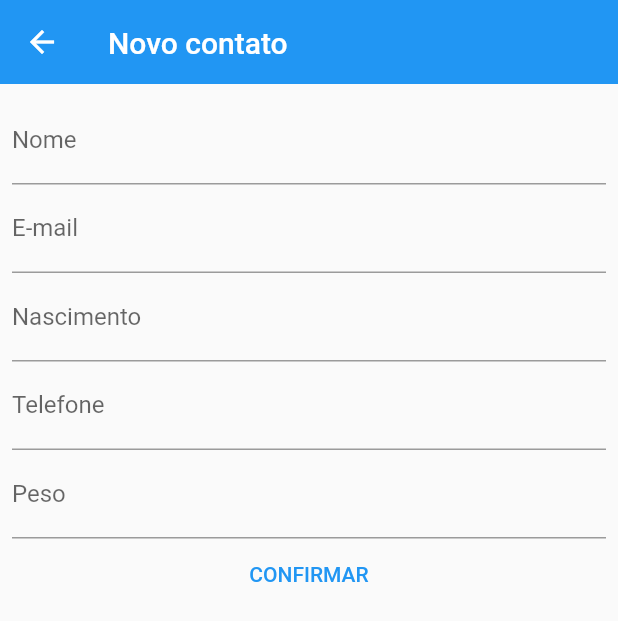
After one commit to mourabs1/neoflutter, a Flutter app: the screen it shows after launch, after a tap on the "add" icon, on a phone screen of 412 x 824 dp. The commit adds this screen. Shown: the top 621 px of the screen. Run offline on Flutter 3.47's test engine with Material 2 defaults, Android fonts, the phone set to English and light mode, and no system bars; our stand-ins replace get_it; network calls fail.

Commit message:
Criado formulário de contato, tela e viewmodel

```diff
--- a/lib/screens/detalhes_contato.screen.dart
+++ b/lib/screens/detalhes_contato.screen.dart
@@ -25,7 +25,7 @@ class _DetalhesContatoState extends State<DetalhesContato> {
         SliverAppBar(
           pinned: true,
           flexibleSpace: const FlexibleSpaceBar(
-            title: Text('Detalhes do Contato'),
+            title: Text('Detalhes do contato'),
           ),
         ),
         SliverToBoxAdapter(
--- /dev/null
+++ b/lib/screens/formulario_contato.dart
@@ -0,0 +1,107 @@
+import 'package:flutter/cupertino.dart';
+import 'package:flutter/material.dart';
+import 'package:neoflutter/screens/formulario_contato.viewmodel.dart';
+
+class ContatoFormulario extends StatefulWidget {
+  @override
+  _ContatoFormularioState createState() => _ContatoFormularioState();
+}
+
+class _ContatoFormularioState extends State<ContatoFormulario> {
+  final FormularioContatoViewModel _viewModel = FormularioContatoViewModel();
+
+  final TextEditingController _controladorNome = TextEditingController();
+  final TextEditingController _controladorEmail = TextEditingController();
+  final TextEditingController _controladorTelefone = TextEditingController();
+  final TextEditingController _controladorNascimento = TextEditingController();
+  final TextEditingController _controladorPeso = TextEditingController();
+
+  DateTime pickedDate;
+
+  @override
+  Widget build(BuildContext context) {
+    return Scaffold(
+      body: CustomScrollView(
+        slivers: <Widget>[
+          SliverAppBar(
+            pinned: true,
+            flexibleSpace: const FlexibleSpaceBar(
+              title: Text('Novo contato'),
+            ),
+            expandedHeight: 50,
+          ),
+          SliverToBoxAdapter(
+            child: Form(
+              child: Padding(
+                padding: const EdgeInsets.all(8.0),
+                child: Column(
+                  children: <Widget>[
+                    TextFormField(
+                      controller: _controladorNome,
+                      decoration: InputDecoration(labelText: 'Nome'),
+                    ),
+                    TextFormField(
+                      controller: _controladorEmail,
+                      decoration: InputDecoration(labelText: 'E-mail'),
+                    ),
+                    TextFormField(
+                      keyboardType: TextInputType.datetime,
+                      controller: _controladorNascimento,
+                      decoration: InputDecoration(labelText: 'Nascimento'),
+                    ),
+                    TextFormField(
+                      keyboardType: TextInputType.number,
+                      controller: _controladorTelefone,
+                      validator: (_controladorTelefone) {
+                        return _viewModel.getTelefone(_controladorTelefone);
+                      },
+                      decoration: InputDecoration(labelText: 'Telefone'),
+                    ),
+                    TextFormField(
+                      keyboardType: TextInputType.number,
+                      controller: _controladorPeso,
+                      decoration: InputDecoration(labelText: 'Peso'),
+                    ),
+                    TextButton(
+                        onPressed: () {
+                          _viewModel.nome = _controladorNome.text;
+                          _viewModel.email = _controladorEmail.text;
+                          _viewModel.telefone = _controladorTelefone.text;
+                          _viewModel.nascimento = DateTime.now();
+                          _viewModel.peso = int.tryParse(_controladorPeso.text);
+                          Navigator.pop(context, _viewModel.save());
+                        },
+                        child: Text('CONFIRMAR'))
+                  ],
+                ),
+              ),
+            ),
+          )
+        ],
+      ),
+    );
+  }
+
+  // _pickDate() async {
+  //   final dataInicial = DateTime.now();
+  //   final DateTime date = await showDatePicker(
+  //       context: context,
+  //       initialDate: dataInicial,
+  //       firstDate: DateTime(DateTime.now().year - 5),
+  //       lastDate: DateTime(DateTime.now().year + 5));
+
+  //   if (date != null) {
+  //     setState(() {
+  //       pickedDate = date;
+  //     });
+  //   }
+  // }
+
+  // String getText() {
+  //   if (pickedDate != null) {
+  //     return '${pickedDate.day}/${pickedDate.month}/${pickedDate.year}';
+  //   } else {
+  //     return 'Nascimento';
+  //   }
+  // }
+}
--- /dev/null
+++ b/lib/screens/formulario_contato.viewmodel.dart
@@ -0,0 +1,25 @@
+import 'package:neoflutter/models/contato.dart';
+import 'package:neoflutter/services/contato_service.dart';
+import '../service_locator.dart';
+
+class FormularioContatoViewModel {
+  var servico = getIt<ContatoService>();
+  var nome, email, telefone, nascimento, peso;
+
+  Contato save() {
+    Contato contato = Contato()
+      ..nome = nome
+      ..email = email
+      ..telefone = telefone
+      ..nascimento = nascimento
+      ..peso = peso;
+    servico.insert(contato);
+
+    return contato;
+  }
+
+  getNome(String nome) {}
+  getEmail(String email) {}
+  getTelefone(String telefone) {}
+  getPeso(int peso) {}
+}
--- a/lib/screens/lista_contato.dart
+++ b/lib/screens/lista_contato.dart
@@ -1,10 +1,13 @@
 import 'package:flutter/material.dart';
 import 'package:neoflutter/models/contato.dart';
 import 'package:neoflutter/screens/detalhes_contato.screen.dart';
+import 'package:neoflutter/screens/formulario_contato.dart';
 import 'package:neoflutter/screens/lista_contatos.viewmodel.dart';
 
 const nomeTela = 'Lista de Contatos';
 const registros = 'registros';
+const urlImage =
+    'https://upload.wikimedia.org/wikipedia/commons/b/b7/Google_Contacts_logo.png';
 
 class ListaContatos extends StatefulWidget {
   @override
@@ -13,21 +16,23 @@ class ListaContatos extends StatefulWidget {
 
 class _ListaContatosState extends State<ListaContatos> {
   final ListaContatosViewModel _viewModel = ListaContatosViewModel();
+
+  @override
+  void initState() {
+    _viewModel.update();
+    super.initState();
+  }
+
   @override
   Widget build(BuildContext context) {
-    _viewModel.update();
-
     return Scaffold(
       body: CustomScrollView(
         slivers: <Widget>[
           SliverAppBar(
             pinned: true,
             flexibleSpace: const FlexibleSpaceBar(
-              title: Text('$nomeTela'),
-              background: Image(
-                  image: NetworkImage(
-                      'https://upload.wikimedia.org/wikipedia/commons/b/b7/Google_Contacts_logo.png')),
-            ),
+                title: Text('$nomeTela'),
+                background: Image(image: NetworkImage(urlImage))),
             expandedHeight: 200,
           ),
           SliverList(
@@ -40,7 +45,17 @@ class _ListaContatosState extends State<ListaContatos> {
           }, childCount: _viewModel.contato.length))
         ],
       ),
+      floatingActionButton: FloatingActionButton(
+        onPressed: () => irParaFormulario(context),
+        child: Icon(Icons.add),
+      ),
     );
+  }
+
+  Future<void> irParaFormulario(BuildContext context) async {
+    var contato = await Navigator.of(context)
+        .push(MaterialPageRoute(builder: (context) => ContatoFormulario()));
+    contato != null ? setState(() => _viewModel.updateCreate()) : Container();
   }
 }
 
--- a/lib/screens/lista_contatos.viewmodel.dart
+++ b/lib/screens/lista_contatos.viewmodel.dart
@@ -4,15 +4,20 @@ import 'package:neoflutter/services/contato_service.dart';
 import '../service_locator.dart';
 
 class ListaContatosViewModel {
+  List<Contato> contato = <Contato>[];
   var servico = getIt<ContatoService>();
-  List<Contato> contato = <Contato>[];
 
   String minMaxLimit() {
-    return servico.max.toString(); // retornando o valor máximo de registros
+    return servico.max.toString();
   }
 
   update() {
     var _lista = servico.getAll();
     _lista != null && _lista.isNotEmpty ? contato = _lista : contato = null;
   }
+
+  updateCreate() {
+    var _listaCriada = servico.getAllCreated();
+    contato = _listaCriada;
+  }
 }
--- a/lib/services/contato_service.dart
+++ b/lib/services/contato_service.dart
@@ -4,11 +4,11 @@ import '../data/data.dart';
 
 class ContatoService {
   int max;
+  final List<Contato> contacts = [];
   final Random random = Random();
 
   List<Contato> getAll() {
-    final List<Contato> contacts = [];
-    max = numRandom(50, 80);
+    max = numRandom(2, 5);
 
     for (int i = 0; i < max; i++) {
       var firtName = firstNames[random.nextInt(firstNames.length)];
@@ -33,6 +33,14 @@ class ContatoService {
     return contacts;
   }
 
+  List<Contato> getAllCreated() {
+    return contacts;
+  }
+
+  void insert(Contato contato) {
+    contacts.add(contato);
+  }
+
   int numRandom(int min, int max) {
     return min + random.nextInt(max - min);
   }
```
